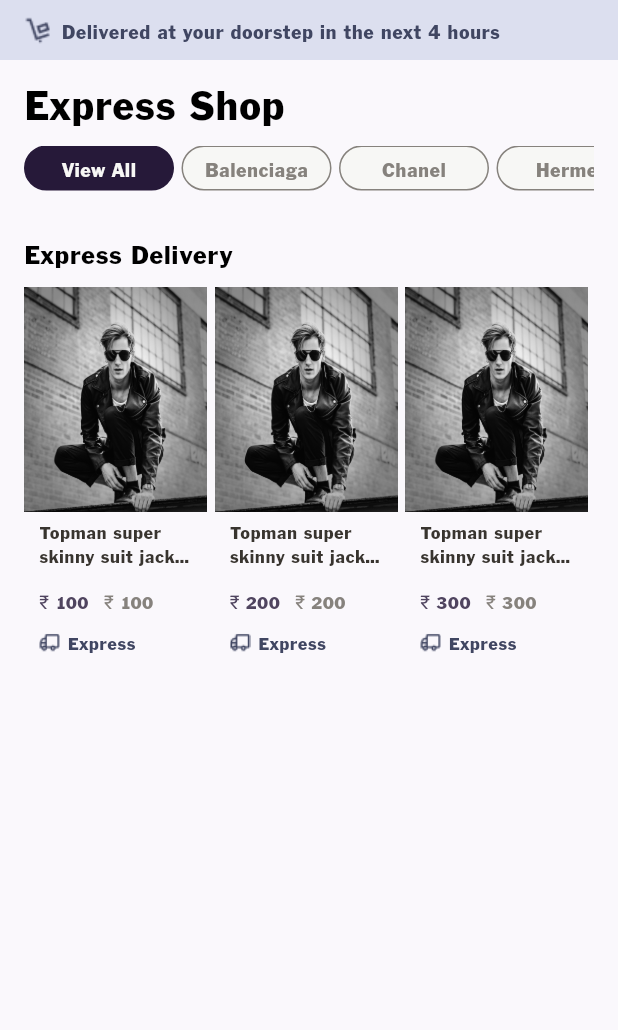
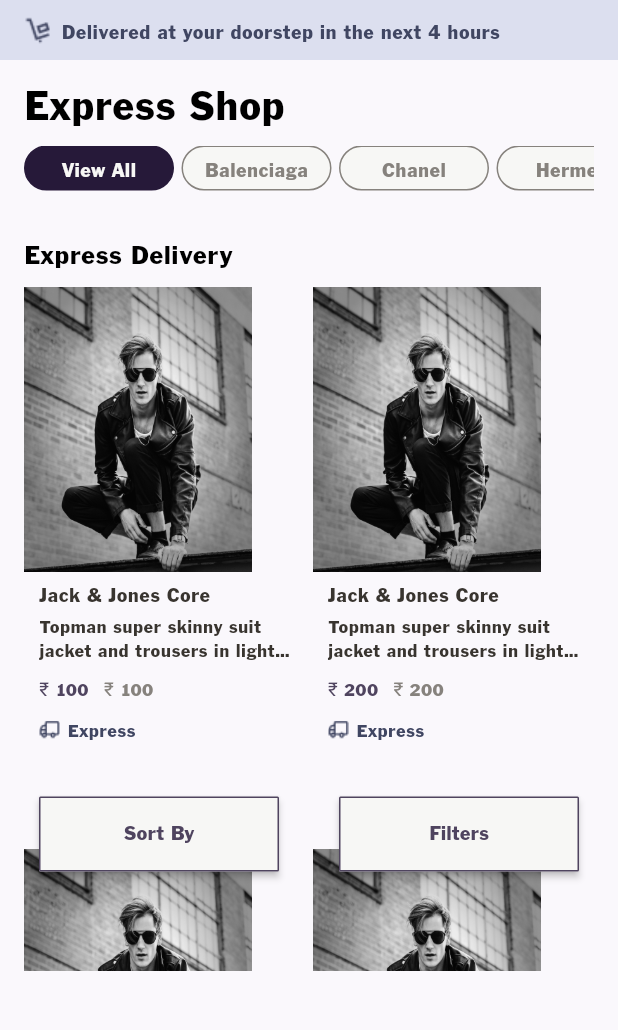
Before and after one commit to LaFetch2026/Lf_Application_Production, a Flutter app: the ExpressShoppingScreen screen opened directly, on a phone screen of 412 x 824 dp, the part 120-1150 px from its top. Run offline on Flutter 3.47's test engine with Material 2 defaults, Android fonts, the phone set to English and light mode, and no system bars; our stand-ins replace dropdown_button2, flutter_otp_text_field, flutter_screenutil, get, logger.

Commit message:
designed express screen ui

```diff
--- a/lib/screens/expressshopping/viewall.dart
+++ b/lib/screens/expressshopping/viewall.dart
@@ -3,6 +3,7 @@
 import 'package:flutter/material.dart';
 import 'package:flutter_screenutil/flutter_screenutil.dart';
 import '../../commonwidget/app_text.dart';
+import '../../commonwidget/doublebtn.dart';
 import '../../utils/constants.dart';
 
 class ViewAllScreen extends StatefulWidget {
@@ -37,48 +38,62 @@ class ViewAllScreenState extends State<ViewAllScreen> {
               padding: const EdgeInsets.only(top: 10, left: 16),
               child: AppText(
                 text: "Express Delivery",
-                fontFamily: "Franklin Gothic",
-                fontWeight: FontWeight.w500,
+                fontFamily: "Franklin Gothic Regular",
+                fontWeight: FontWeight.w400,
                 color: blackColor,
                 fontSize: 16.sp,
               ),
             ),
+            Stack(
+              children: [
                 Padding(
-              padding: const EdgeInsets.symmetric(horizontal: 16, vertical: 10),
-              child: SizedBox(
-                width: double.infinity,
-                height: 250,
-                child: ListView.builder(
-                    physics: const BouncingScrollPhysics(),
-                    itemCount: items.length,
-                    scrollDirection: Axis.horizontal,
-                    itemBuilder: (ctx, index) {
+                  padding:
+                      const EdgeInsets.symmetric(horizontal: 16, vertical: 10),
+                  child: GridView.count(
+                    shrinkWrap: true,
+                    crossAxisCount: 2,
+                    scrollDirection: Axis.vertical,
+                    padding: EdgeInsets.zero,
+                    childAspectRatio: 0.5,
+                    physics: const ScrollPhysics(),
+                    crossAxisSpacing: 5,
+                    mainAxisSpacing: 0,
+                    children: List.generate(
+                      items.length,
+                      (index) {
                         return Column(
                           children: [
                             GestureDetector(
                               onTap: () {},
-                            child: AnimatedContainer(
-                              duration: const Duration(milliseconds: 300),
-                              margin: const EdgeInsets.only(right: 5),
-                              width: 122,
-                              height: 240,
                               child: Column(
                                 crossAxisAlignment: CrossAxisAlignment.start,
                                 children: [
                                   Image.asset(backImage,
-                                      height: 150,
-                                      width: 122,
+                                      height: 190,
+                                      width: 152,
                                       fit: BoxFit.cover),
                                   Padding(
                                     padding: const EdgeInsets.symmetric(
                                         horizontal: 10, vertical: 5),
+                                    child: AppText(
+                                      text: "Jack & Jones Core ",
+                                      color: nameText,
+                                      maxLines: 2,
+                                      fontSize: 12.sp,
+                                      fontFamily: "Franklin Gothic",
+                                      fontWeight: FontWeight.w400,
+                                    ),
+                                  ),
+                                  Padding(
+                                    padding: const EdgeInsets.symmetric(
+                                        horizontal: 10),
                                     child: AppText(
                                       text:
                                           "Topman super skinny suit jacket and trousers in light blue",
                                       color: nameText,
                                       maxLines: 2,
                                       fontSize: 11.sp,
-                                      fontFamily: "Franklin Gothic",
+                                      fontFamily: "Franklin Gothic Regular",
                                       fontWeight: FontWeight.w400,
                                     ),
                                   ),
@@ -103,7 +118,8 @@ class ViewAllScreenState extends State<ViewAllScreen> {
                                             color: textHintColor,
                                             maxLines: 2,
                                             fontSize: 11.sp,
-                                            fontFamily: "Franklin Gothic",
+                                            fontFamily:
+                                                "Franklin Gothic Regular",
                                             fontWeight: FontWeight.w400,
                                           ),
                                         ),
@@ -128,7 +144,8 @@ class ViewAllScreenState extends State<ViewAllScreen> {
                                             color: expressText,
                                             maxLines: 2,
                                             fontSize: 11.sp,
-                                            fontFamily: "Franklin Gothic",
+                                            fontFamily:
+                                                "Franklin Gothic Regular",
                                             fontWeight: FontWeight.w400,
                                           ),
                                         ),
@@ -138,11 +155,32 @@ class ViewAllScreenState extends State<ViewAllScreen> {
                                 ],
                               ),
                             ),
+                          ],
+                        );
+                      },
+                    ),
+                  ),
+                ),
+                Container(
+                  margin: const EdgeInsets.only(top: 330),
+                  child: DoubleButton(
+                    firstText: "Sort By",
+                    secondText: "Filters",
+                    firstTextColor: deepGreytextColor,
+                    secondTextColor: deepGreytextColor,
+                    firstBackgroundColor: whiteBorderColor,
+                    secondBackgroundColor: whiteBorderColor,
+                    firstBorderColor: deepGreytextColor,
+                    secondBorderColor: deepGreytextColor,
+                    onPressedFirst: () {},
+                    onPressedSecond: () {
+                      /*  Get.to(
+                            () => const LoginScreen(),
+                          ); */
+                    },
+                  ),
                 ),
               ],
-                      );
-                    }),
-              ),
             ),
           ],
         ),
--- a/lib/screens/expressshopscreen.dart
+++ b/lib/screens/expressshopscreen.dart
@@ -101,7 +101,7 @@ class ExpressShoppingScreenState extends State<ExpressShoppingScreen> {
                     color: expressText,
                     maxLines: 2,
                     fontSize: 12.sp,
-                    fontFamily: "Franklin Gothic",
+                    fontFamily: "Franklin Gothic Regular",
                     fontWeight: FontWeight.w400,
                   ),
                 ],
@@ -111,8 +111,8 @@ class ExpressShoppingScreenState extends State<ExpressShoppingScreen> {
               padding: const EdgeInsets.only(top: 10, left: 16, right: 16),
               child: AppText(
                 text: "Express Shop",
-                fontFamily: "Franklin Gothic",
-                fontWeight: FontWeight.w500,
+                fontFamily: "Franklin Gothic Regular",
+                fontWeight: FontWeight.w400,
                 color: blackColor,
                 fontSize: 25.sp,
               ),
--- a/lib/utils/constants.dart
+++ b/lib/utils/constants.dart
@@ -19,6 +19,8 @@ const Color bottomnavBack = Color(0xFF1C1A18);
 const Color greyBack = Color(0xFFDCDFEF);
 const Color nameText = Color(0xFF38342F);
 const Color expressText = Color(0xFF404662);
+const Color appbarText = Color(0xFF1F1C21);
+//const Color backArrOW = Color(0xFF);
 
 const splashGif = 'assets/splash.gif';
 const backImage = 'assets/images/back_image.png';
@@ -43,3 +45,4 @@ const image = 'assets/images/image.png';
 const logoImage = 'assets/images/logo.png';
 const logoBackImage = 'assets/images/black_circle.png';
 const shopImage = 'assets/images/shop_icon.png';
+const backArrowImage = 'assets/images/back_arrow.png';
```
Also changed, not shown: lib/screens/catalogscreen.dart (added, +88 -0 lines), lib/screens/demo.dart (added, +40 -0 lines), assets/images/back_arrow.png (added). Lines whose indentation alone changed are shown as unchanged.
